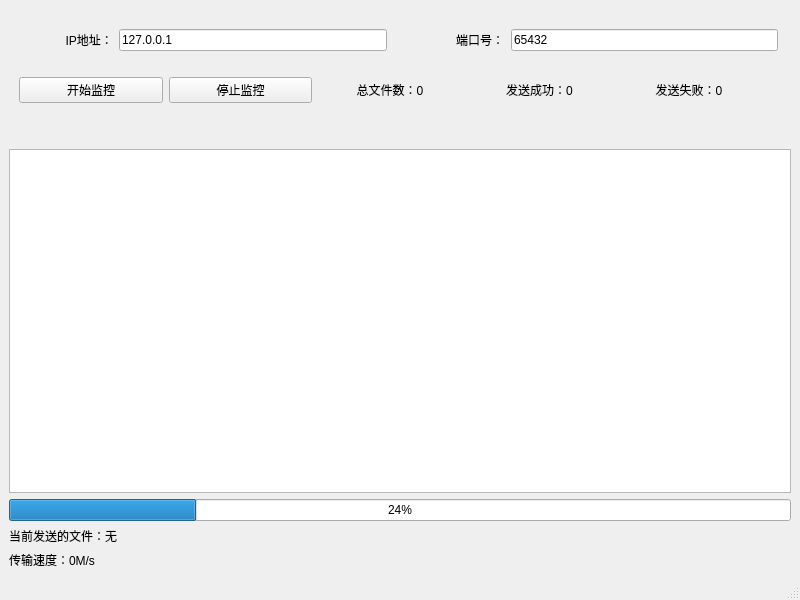
Above: mainwindow.ui from shy-sgsg/TcpClient before the change. Below: the same form after it.
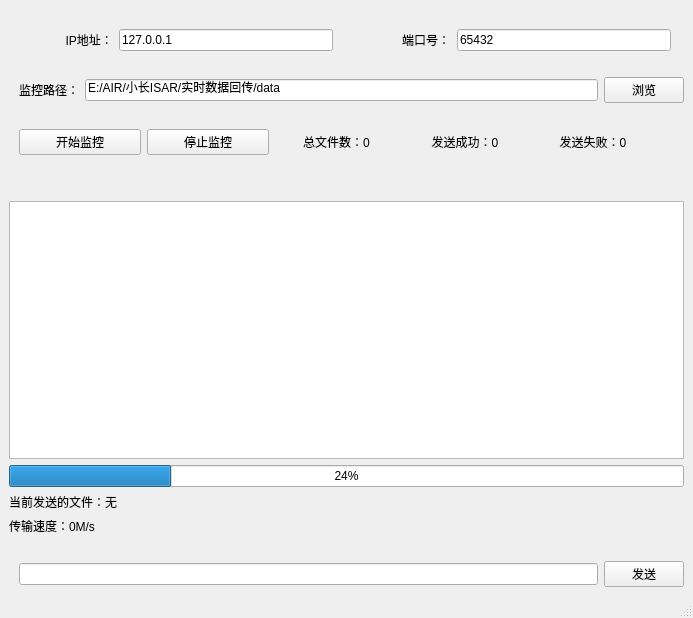
That is the form after the change.

The edit to the form file:
```diff
--- a/mainwindow.ui
+++ b/mainwindow.ui
@@ -6,8 +6,8 @@
    <rect>
     <x>0</x>
     <y>0</y>
-    <width>800</width>
-    <height>600</height>
+    <width>693</width>
+    <height>618</height>
    </rect>
   </property>
   <property name="windowTitle">
@@ -78,6 +78,37 @@
       </item>
      </layout>
     </item>
+    <item>
+     <layout class="QHBoxLayout" name="horizontalLayout_3">
+      <property name="leftMargin">
+       <number>10</number>
+      </property>
+      <property name="topMargin">
+       <number>20</number>
+      </property>
+      <item>
+       <widget class="QLabel" name="label_2">
+        <property name="text">
+         <string>监控路径：</string>
+        </property>
+       </widget>
+      </item>
+      <item>
+       <widget class="QLineEdit" name="pathLineEdit">
+        <property name="text">
+         <string>E:/AIR/小长ISAR/实时数据回传/data</string>
+        </property>
+       </widget>
+      </item>
+      <item>
+       <widget class="QPushButton" name="browseButton">
+        <property name="text">
+         <string>浏览</string>
+        </property>
+       </widget>
+      </item>
+     </layout>
+    </item>
     <item>
      <layout class="QHBoxLayout" name="horizontalLayout">
       <property name="leftMargin">
@@ -162,6 +193,32 @@
       </property>
      </widget>
     </item>
+    <item>
+     <layout class="QHBoxLayout" name="horizontalLayout_4">
+      <property name="leftMargin">
+       <number>10</number>
+      </property>
+      <property name="topMargin">
+       <number>20</number>
+      </property>
+      <item>
+       <widget class="QLineEdit" name="messageLineEdit"/>
+      </item>
+      <item>
+       <widget class="QPushButton" name="sendMessageButton">
+        <property name="sizePolicy">
+         <sizepolicy hsizetype="Minimum" vsizetype="Fixed">
+          <horstretch>0</horstretch>
+          <verstretch>0</verstretch>
+         </sizepolicy>
+        </property>
+        <property name="text">
+         <string>发送</string>
+        </property>
+       </widget>
+      </item>
+     </layout>
+    </item>
    </layout>
   </widget>
   <widget class="QStatusBar" name="statusbar"/>
```
